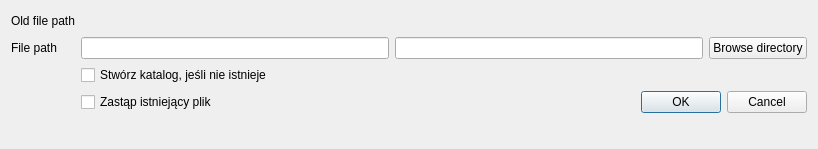
Before: the Qt Designer form widgets/RenameFileDialog.ui in baziorek/STC_editor, drawn with Qt 5.
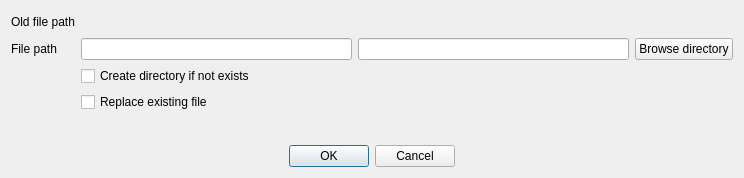
After: the same form once the commit is applied.

Commit message: RenameFileDialog - finally works as it should

```diff
--- a/widgets/RenameFileDialog.ui
+++ b/widgets/RenameFileDialog.ui
@@ -6,15 +6,39 @@
    <rect>
     <x>0</x>
     <y>0</y>
-    <width>818</width>
-    <height>149</height>
+    <width>744</width>
+    <height>178</height>
    </rect>
   </property>
   <property name="windowTitle">
    <string>Dialog</string>
   </property>
   <layout class="QGridLayout" name="gridLayout">
-   <item row="3" column="0" colspan="4">
+   <item row="2" column="1" colspan="2">
+    <widget class="QCheckBox" name="createDirCheckBox">
+     <property name="text">
+      <string>Create directory if not exists</string>
+     </property>
+    </widget>
+   </item>
+   <item row="0" column="1" colspan="3">
+    <widget class="QLabel" name="oldFilePathValueLabel">
+     <property name="text">
+      <string/>
+     </property>
+    </widget>
+   </item>
+   <item row="1" column="1">
+    <widget class="QLineEdit" name="filePathLineEdit"/>
+   </item>
+   <item row="0" column="0">
+    <widget class="QLabel" name="oldFilePathLabel">
+     <property name="text">
+      <string>Old file path</string>
+     </property>
+    </widget>
+   </item>
+   <item row="5" column="0" colspan="4">
     <widget class="QDialogButtonBox" name="buttonBox">
      <property name="orientation">
       <enum>Qt::Orientation::Horizontal</enum>
@@ -22,25 +46,16 @@
      <property name="standardButtons">
       <set>QDialogButtonBox::StandardButton::Cancel|QDialogButtonBox::StandardButton::Ok</set>
      </property>
-    </widget>
-   </item>
-   <item row="0" column="1" colspan="3">
-    <widget class="QLabel" name="oldFilePathLabel">
-     <property name="text">
-      <string/>
+     <property name="centerButtons">
+      <bool>true</bool>
      </property>
-    </widget>
-   </item>
-   <item row="0" column="0">
-    <widget class="QLabel" name="label_3">
-     <property name="text">
-      <string>Old file path</string>
+     <property name="buttonTexts" stdset="0">
+      <stringlist>
+       <string>Rename file</string>
+      </stringlist>
      </property>
     </widget>
    </item>
-   <item row="1" column="2">
-    <widget class="QLineEdit" name="fileNameLineEdit"/>
-   </item>
    <item row="1" column="0">
     <widget class="QLabel" name="label">
      <property name="text">
@@ -48,31 +63,24 @@
      </property>
     </widget>
    </item>
-   <item row="1" column="1">
-    <widget class="QLineEdit" name="filePathLineEdit"/>
+   <item row="3" column="1">
+    <widget class="QCheckBox" name="overwriteCheckBox">
+     <property name="text">
+      <string>Replace existing file</string>
+     </property>
+    </widget>
+   </item>
+   <item row="1" column="2">
+    <widget class="QLineEdit" name="fileNameLineEdit"/>
    </item>
    <item row="1" column="3">
-    <widget class="QPushButton" name="pushButton">
+    <widget class="QPushButton" name="browseDIrectoryPushButton">
      <property name="text">
       <string>Browse directory</string>
      </property>
     </widget>
    </item>
-   <item row="2" column="1" colspan="2">
-    <widget class="QCheckBox" name="createDirCheckBox">
-     <property name="text">
-      <string>Stwórz katalog, jeśli nie istnieje</string>
-     </property>
-    </widget>
-   </item>
-   <item row="3" column="1" colspan="2">
-    <widget class="QCheckBox" name="overwriteCheckBox">
-     <property name="text">
-      <string>Zastąp istniejący plik</string>
-     </property>
-    </widget>
-   </item>
-   <item row="4" column="1" colspan="3">
+   <item row="4" column="0">
     <widget class="QLabel" name="targetFileInfoLabel">
      <property name="text">
       <string/>
```
The commit also changes 2 other files.
